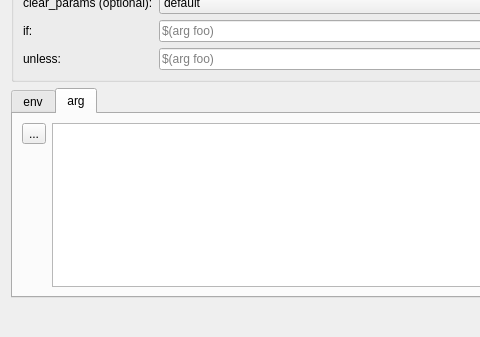
songxuchao/rxdeveloper-ros-pkg, file rxDev/src/tagItems/includeFileEdit.ui: the form before one commit; both pictures show x 0 to 480 and y 104 to 441 of the 716 by 441 pixel window.
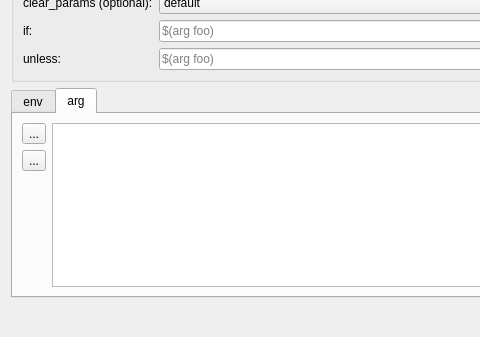
The form after the commit. The open tabs and pages were chosen to show the change. Icons and pictures are not drawn.

Diff of the .ui file:
```diff
--- a/rxDev/src/tagItems/includeFileEdit.ui
+++ b/rxDev/src/tagItems/includeFileEdit.ui
@@ -185,6 +185,13 @@
              </property>
             </widget>
            </item>
+           <item>
+            <widget class="QToolButton" name="toolButton_addArg">
+             <property name="text">
+              <string>...</string>
+             </property>
+            </widget>
+           </item>
            <item>
             <spacer name="verticalSpacer_2">
              <property name="orientation">
```
Left out of the diff: 33 changed lines with no effect on the pictures.
